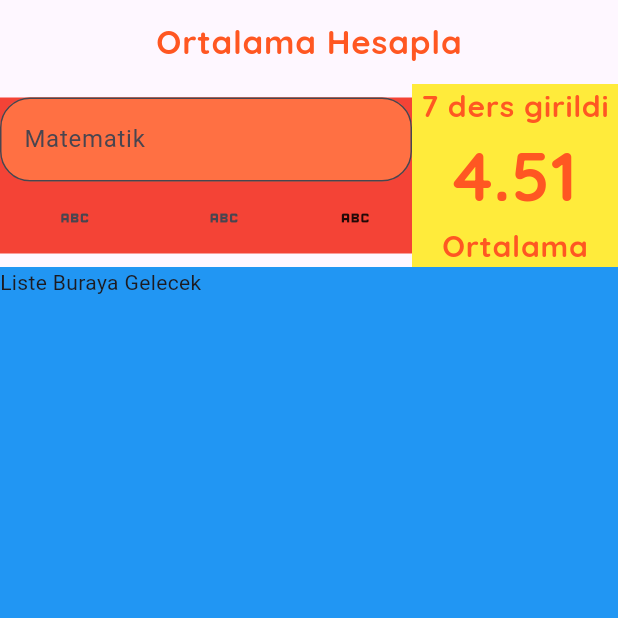
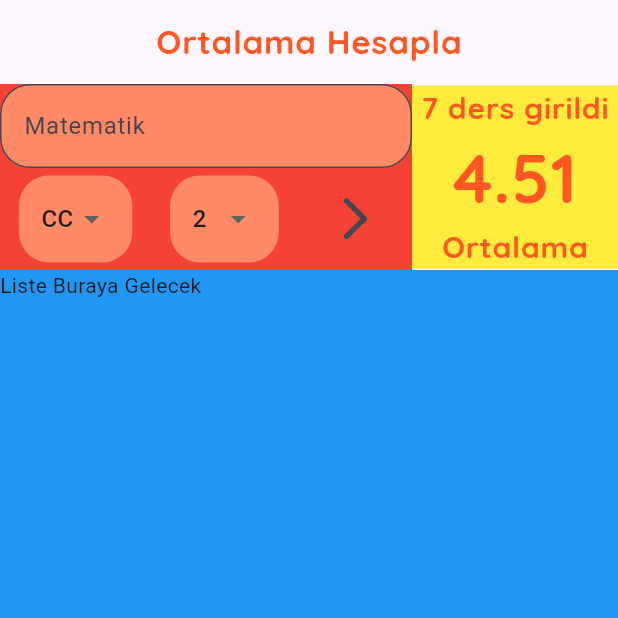
Before and after one commit to BurakTurker1/Flutter_Dinamik_Ortalama_Hesapla, a Flutter app: the screen it shows after launch, on a phone screen of 412 x 824 dp, the top half of it. Run offline on Flutter 3.47's test engine with Material 3 defaults, Android fonts, the light colour scheme and no system bars; our stand-ins replace google_fonts.

Commit message:
ders notları ve ders kredileri oluşturuldu.

```diff
--- a/lib/constants/app_constant.dart
+++ b/lib/constants/app_constant.dart
@@ -3,6 +3,7 @@ import 'package:google_fonts/google_fonts.dart';
 
 class Sabitler {
   static const MaterialColor AnaRenk = Colors.deepOrange;
+  static Color FormRenk = Colors.deepOrange.shade300;
   static const String BaslikText = 'Ortalama Hesapla';
   static final TextStyle BaslikStyle = GoogleFonts.quicksand(
     textStyle: TextStyle(
@@ -25,4 +26,8 @@ class Sabitler {
         letterSpacing: .5,
         fontWeight: FontWeight.w800),
   );
+
+  static final DropDownPadding = EdgeInsets.symmetric(horizontal: 15,vertical: 5);
+  static final DropDownMargin = EdgeInsets.only(top: 5,bottom: 5);
+  static final IconbuttonStyle = ButtonStyle(iconSize: MaterialStateProperty.all(35) );
 }
--- /dev/null
+++ b/lib/helper/data_helper.dart
@@ -0,0 +1,58 @@
+import 'package:flutter/material.dart';
+
+class DataHelper {
+/*
+AA / 4.00 / 90 – 100
+
+BA / 3.50 / 85 – 89
+
+BB / 3.00 / 80 – 84
+
+CB / 2.50 / 70 – 79
+
+CC / 2.00 / 60 – 69
+
+DC / 1.50 / 50 – 59
+
+DD / 1.00 / 45 – 49
+
+FF / 0.00 / 0 – 44
+*/
+  static List<String> _tumDerslerinHarfleri() {
+    return ['AA', 'BA', 'BB', 'CB', 'CC', 'DC', 'DD', 'FF'];
+  }
+
+  static double _harfNotaCevir(String Harf) {
+    switch (Harf) {
+      case 'AA':
+        return 4.00;
+      case 'BA':
+        return 3.50;
+      case 'BB':
+        return 3.00;
+      case 'CB':
+        return 2.50;
+      case 'CC':
+        return 2.00;
+      case 'DC':
+        return 1.50;
+      case 'DD':
+        return 1.00;
+      case 'FF':
+        return 0.00;
+      default:
+        return -1;
+    }
+  }
+  static List<DropdownMenuItem<double>> tumDerslerinHarfleri(){
+    return _tumDerslerinHarfleri().map((e) => DropdownMenuItem(child: Text(e),value: _harfNotaCevir(e),)).toList();
+  }
+
+  static List<int> _tumKrediler(){
+    return List.generate(10, (index) => index+1).toList();
+  }
+
+  static List<DropdownMenuItem<double>> tumDerslerinKredileri(){
+    return _tumKrediler().map((e) => DropdownMenuItem(child: Text(e.toString()),value: e.toDouble(),)).toList();
+  }
+}
--- a/lib/widgets/ortalama_hesapla_page.dart
+++ b/lib/widgets/ortalama_hesapla_page.dart
@@ -1,6 +1,7 @@
 import 'package:flutter/material.dart';
 import 'package:flutter/widgets.dart';
 import 'package:flutter_dinamik_ortalama_hesaplama/constants/app_constant.dart';
+import 'package:flutter_dinamik_ortalama_hesaplama/helper/data_helper.dart';
 import 'package:flutter_dinamik_ortalama_hesaplama/widgets/ortalama_goster.dart';
 
 class OrtalamaHesaplaApp extends StatefulWidget {
@@ -11,8 +12,10 @@ class OrtalamaHesaplaApp extends StatefulWidget {
 }
 
 class _OrtalamaHesaplaAppState extends State<OrtalamaHesaplaApp> {
+  GlobalKey<FormState> formKey = GlobalKey<FormState>();
 
-  GlobalKey<FormState> formKey = GlobalKey<FormState>();
+  double secilenHarfDegeri = 2;
+  double secilenKrediDegeri = 2;
 
   @override
   Widget build(BuildContext context) {
@@ -43,7 +46,10 @@ class _OrtalamaHesaplaAppState extends State<OrtalamaHesaplaApp> {
               Expanded(
                 flex: 1,
                 child: Container(
-                  child: Ortalama_goster(ortalama: 4.512,dersSayisi: 7,),
+                  child: Ortalama_goster(
+                    ortalama: 4.512,
+                    dersSayisi: 7,
+                  ),
                   color: Colors.yellow,
                 ),
               ),
@@ -64,17 +70,19 @@ class _OrtalamaHesaplaAppState extends State<OrtalamaHesaplaApp> {
   Widget _buildForm() {
     return Form(
       key: formKey,
-    child: Column(children: [
+      child: Column(
+        children: [
           _buildTextFormField(),
           Row(
             mainAxisAlignment: MainAxisAlignment.spaceAround,
             children: [
-          IconButton(onPressed: (){}, icon: Icon(Icons.abc)),
-          IconButton(onPressed: (){}, icon: Icon(Icons.abc)),
-          Icon(Icons.abc),
+              _BuildHarfler(),
+              _BuildKrediler(),
+              IconButton(onPressed: (){}, icon: Icon(Icons.arrow_forward_ios_rounded),style: Sabitler.IconbuttonStyle),
             ],
           )
-    ],),
+        ],
+      ),
     );
   }
 
@@ -82,10 +90,50 @@ class _OrtalamaHesaplaAppState extends State<OrtalamaHesaplaApp> {
     return TextFormField(
       decoration: InputDecoration(
         hintText: 'Matematik',
-        border: OutlineInputBorder(borderRadius: Sabitler.borderRadius,borderSide: BorderSide(width: 5),),
+        border: OutlineInputBorder(
+          borderRadius: Sabitler.borderRadius,
+          borderSide: BorderSide(width: 5),
+        ),
         filled: true,
-        fillColor: Sabitler.AnaRenk.shade400,
+        fillColor: Sabitler.FormRenk,
+      ),
+    );
+  }
 
+  _BuildHarfler() {
+    return Container(
+      margin: Sabitler.DropDownMargin,
+      padding: Sabitler.DropDownPadding,
+      decoration: BoxDecoration(
+          color: Sabitler.FormRenk, borderRadius: Sabitler.borderRadius),
+      child: DropdownButton<double>(
+        value: secilenHarfDegeri,
+        items: DataHelper.tumDerslerinHarfleri(),
+        underline: Container(),//Dropdownbutton altındaki çizgiyi kaldırmak için
+        onChanged: (deger) {
+          setState(() {
+            secilenHarfDegeri =deger!;
+          });
+        },
+      ),
+    );
+  }
+
+  _BuildKrediler() {
+    return Container(
+      margin: Sabitler.DropDownMargin,
+      padding: Sabitler.DropDownPadding,
+      decoration: BoxDecoration(
+          color: Sabitler.FormRenk, borderRadius: Sabitler.borderRadius),
+      child: DropdownButton<double>(
+        value: secilenKrediDegeri,
+        items: DataHelper.tumDerslerinKredileri(),
+        underline: Container(),//Dropdownbutton altındaki çizgiyi kaldırmak için
+        onChanged: (deger) {
+          setState(() {
+            secilenKrediDegeri =deger!;
+          });
+        },
       ),
     );
   }
```
Lines whose indentation alone changed are shown as unchanged.
